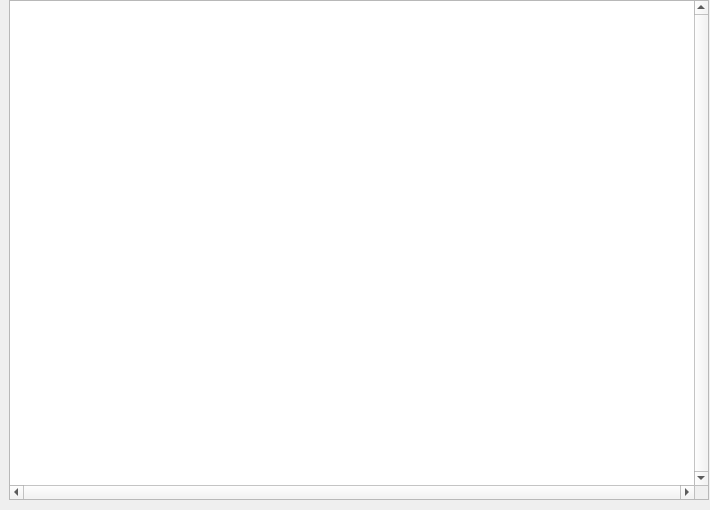
mceme/ImageCoin, file src/qt/forms/proposals.ui: the form before one commit.
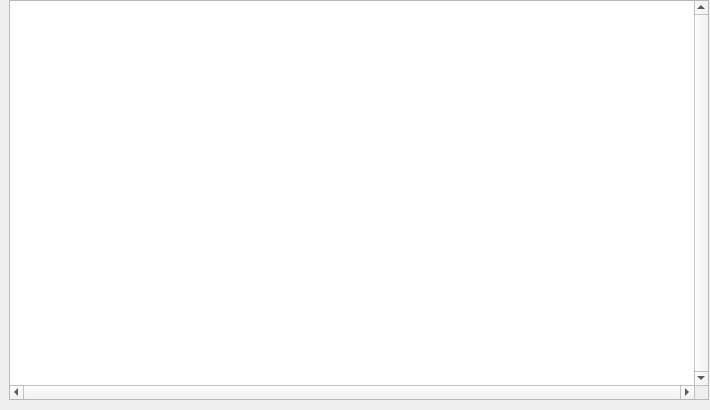
The form after the commit.

The edit to the form file:
```diff
--- a/src/qt/forms/proposals.ui
+++ b/src/qt/forms/proposals.ui
@@ -7,7 +7,7 @@
     <x>0</x>
     <y>0</y>
     <width>710</width>
-    <height>510</height>
+    <height>410</height>
    </rect>
   </property>
   <property name="sizePolicy">
@@ -25,7 +25,7 @@
      <x>9</x>
      <y>0</y>
      <width>700</width>
-     <height>500</height>
+     <height>400</height>
     </rect>
    </property>
    <property name="sizePolicy">
```
